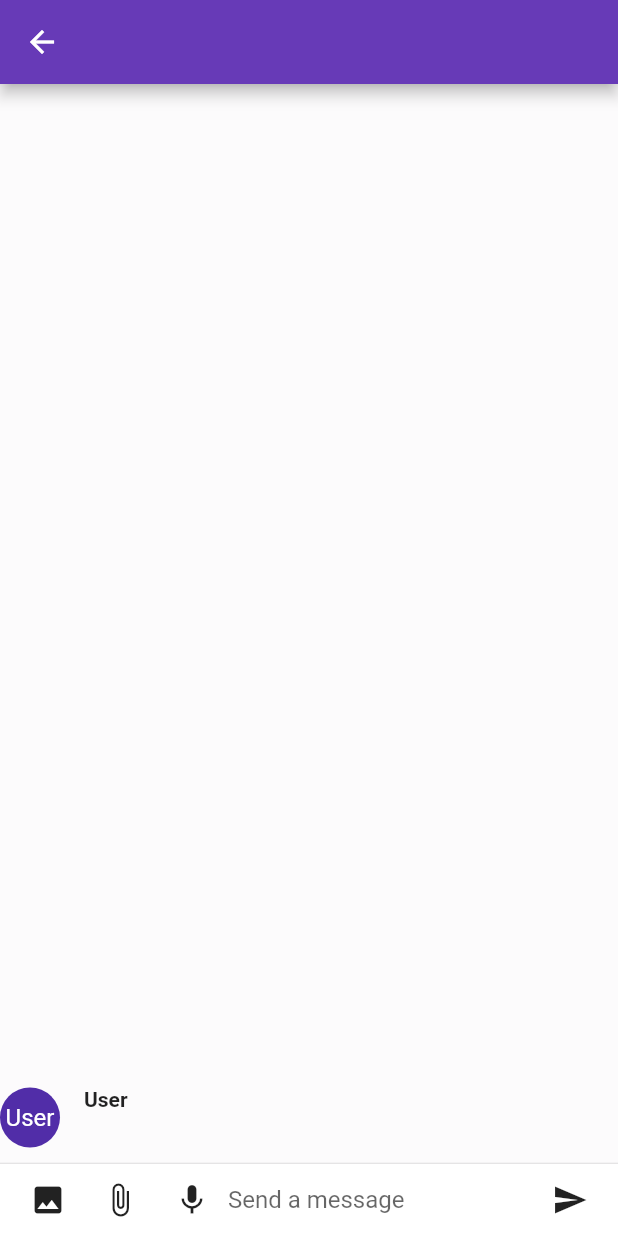
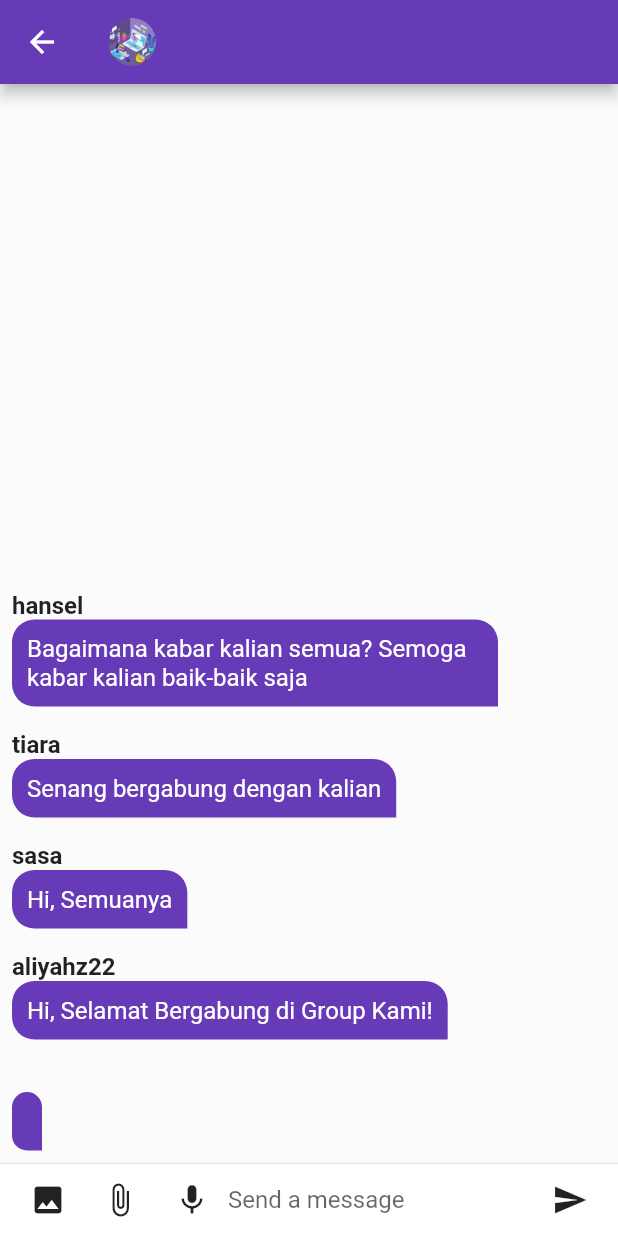
Before and after one commit to AliyahZahrah/ChatApps, a Flutter app: the GroupChatScreen screen opened directly with empty values, after a tap on the "send" icon, on a phone screen of 412 x 824 dp. Run offline on Flutter 3.47's test engine with Material 2 defaults, Android fonts, the phone set to English and light mode, and no system bars; our stand-ins replace audioplayers, file_picker, image_picker.

Commit message:
Mengedit group_screen.dart, groupchat_screen.dart, help.dart, home_screen.dart, information.dart, login_screen.dart, search.dart, dan signup_screen.dart

```diff
--- a/lib/groupchat_screen.dart
+++ b/lib/groupchat_screen.dart
@@ -1,6 +1,5 @@
 import 'package:flutter/material.dart';
 import 'package:image_picker/image_picker.dart';
-import 'package:file_picker/file_picker.dart';
 import 'package:file_picker/file_picker.dart' as file_picker;
 import 'package:audioplayers/audioplayers.dart';
 
@@ -20,9 +19,35 @@ class _GroupChatScreenState extends State<GroupChatScreen> {
   late AudioPlayer _audioPlayer;
   String? _audioFilePath;
 
+  @override
+  void initState() {
+    super.initState();
+    _messages.addAll([
+      const GroupChatMessage(
+        senderName: "aliyahz22",
+        text: "Hi, Selamat Bergabung di Group Kami!",
+      ),
+      const GroupChatMessage(
+        senderName: "sasa",
+        text: "Hi, Semuanya",
+      ),
+      const GroupChatMessage(
+        senderName: "tiara",
+        text: "Senang bergabung dengan kalian",
+      ),
+      const GroupChatMessage(
+        senderName: "hansel",
+        text:
+            "Bagaimana kabar kalian semua? Semoga kabar kalian baik-baik saja",
+      ),
+    ]);
+  }
+
   void _handleSubmitted(String text) {
     _textController.clear();
+    String senderName = widget.groupName;
     GroupChatMessage message = GroupChatMessage(
+      senderName: senderName,
       text: text,
     );
     setState(() {
@@ -39,7 +64,8 @@ class _GroupChatScreenState extends State<GroupChatScreen> {
   }
 
   Future<void> _pickFile() async {
-    FilePickerResult? result = await file_picker.FilePicker.platform.pickFiles(
+    file_picker.FilePickerResult? result =
+        await file_picker.FilePicker.platform.pickFiles(
       type: file_picker.FileType.custom,
       allowedExtensions: [
         'pdf',
@@ -68,8 +94,7 @@ class _GroupChatScreenState extends State<GroupChatScreen> {
       });
     } else {
       _audioPlayer = AudioPlayer();
-      await _audioPlayer
-          .play(_audioFilePath as Source); // Path ke file audio lokal
+      await _audioPlayer.play(_audioFilePath as Source);
       setState(() {
         _audioFilePath = 'path_to_audio_file.mp3';
       });
@@ -115,9 +140,19 @@ class _GroupChatScreenState extends State<GroupChatScreen> {
   Widget build(BuildContext context) {
     return Scaffold(
       appBar: AppBar(
-        title: Text(widget.groupName),
+        title: Row(
+          children: [
+            const CircleAvatar(
+              backgroundImage: AssetImage('assets/img/groupmp.jpg'),
+              radius: 16, // Sesuaikan dengan ukuran yang Anda inginkan
             ),
-      body: Column(
+            const SizedBox(width: 8), // Jarak antara avatar dan teks
+            Text(widget.groupName),
+          ],
+        ),
+      ),
+      body: SafeArea(
+        child: Column(
           children: <Widget>[
             Flexible(
               child: ListView.builder(
@@ -137,41 +172,68 @@ class _GroupChatScreenState extends State<GroupChatScreen> {
             ),
           ],
         ),
+      ),
     );
   }
 }
 
 class GroupChatMessage extends StatelessWidget {
+  final String senderName;
   final String text;
 
-  const GroupChatMessage({Key? key, required this.text}) : super(key: key);
+  const GroupChatMessage(
+      {Key? key, required this.senderName, required this.text})
+      : super(key: key);
 
   @override
   Widget build(BuildContext context) {
+    final isCurrentUser = senderName == "cindyelonora20";
+    final textColor = isCurrentUser ? Colors.black : Colors.white;
+    final alignment =
+        isCurrentUser ? CrossAxisAlignment.end : CrossAxisAlignment.start;
+    final margin = isCurrentUser
+        ? const EdgeInsets.only(left: 80.0, right: 8.0, top: 8.0, bottom: 8.0)
+        : const EdgeInsets.only(left: 8.0, right: 80.0, top: 8.0, bottom: 8.0);
+    final borderRadius = isCurrentUser
+        ? const BorderRadius.only(
+            topLeft: Radius.circular(15.0),
+            topRight: Radius.circular(15.0),
+            bottomRight: Radius.circular(15.0),
+          )
+        : const BorderRadius.only(
+            topLeft: Radius.circular(15.0),
+            topRight: Radius.circular(15.0),
+            bottomLeft: Radius.circular(15.0),
+          );
+
+    final messageBackground =
+        isCurrentUser ? Colors.white : const Color.fromARGB(255, 103, 58, 183);
+
     return Container(
-      margin: const EdgeInsets.symmetric(vertical: 10.0),
-      child: Row(
-        crossAxisAlignment: CrossAxisAlignment.start,
+      margin: margin,
+      child: Column(
+        crossAxisAlignment: alignment,
         children: <Widget>[
-          Container(
-            margin: const EdgeInsets.only(right: 16.0),
-            child: const CircleAvatar(
-              child: Text('User'),
+          if (!isCurrentUser)
+            Text(
+              senderName,
+              style: const TextStyle(
+                fontWeight: FontWeight.bold,
+                fontSize: 16,
               ),
             ),
-          Expanded(
-            child: Column(
-              crossAxisAlignment: CrossAxisAlignment.start,
-              children: <Widget>[
-                const Text(
-                  'User',
-                  style: TextStyle(fontWeight: FontWeight.bold),
+          Container(
+            padding: const EdgeInsets.all(10.0),
+            decoration: BoxDecoration(
+              color: messageBackground,
+              borderRadius: borderRadius,
             ),
-                Container(
-                  margin: const EdgeInsets.only(top: 5.0),
-                  child: Text(text),
+            child: Text(
+              text,
+              style: TextStyle(
+                color: textColor,
+                fontSize: 16,
               ),
-              ],
             ),
           ),
         ],
--- a/lib/login_screen.dart
+++ b/lib/login_screen.dart
@@ -108,6 +108,7 @@ class _LoginScreenState extends State<LoginScreen> {
                               'LOGIN'.toUpperCase(),
                               style: const TextStyle(
                                 fontSize: 20.0,
+                                fontFamily: 'Montserrat',
                                 fontWeight: FontWeight.bold,
                                 color: Colors.white,
                               ),
--- a/lib/signup_screen.dart
+++ b/lib/signup_screen.dart
@@ -128,6 +128,7 @@ class _SignUpScreenState extends State<SignUpScreen> {
                             'Sign In with Google',
                             style: TextStyle(
                               fontSize: 20.0,
+                              fontFamily: 'Montserrat',
                               color: Colors.black,
                             ),
                           ),
--- a/pubspec.yaml
+++ b/pubspec.yaml
@@ -89,7 +89,6 @@ flutter:
      - assets/icon/user.jpg
      - assets/icon/chat.jpg
      - assets/icon/groups.jpg
-     - assets/img/profile_picture.jpg
      - assets/img/blankprofile.jpg
      - assets/img/polos.jpg
      - assets/icon/account.jpg
```
Also changed, not shown: lib/group_screen.dart (+16 -2 lines), lib/help.dart (+58 -8 lines), lib/home_screen.dart (+8 -1 lines), lib/information.dart (+41 -16 lines), lib/search.dart (+7 -1 lines), assets/img/profile_picture.jpg (deleted). Lines whose indentation alone changed are shown as unchanged.
